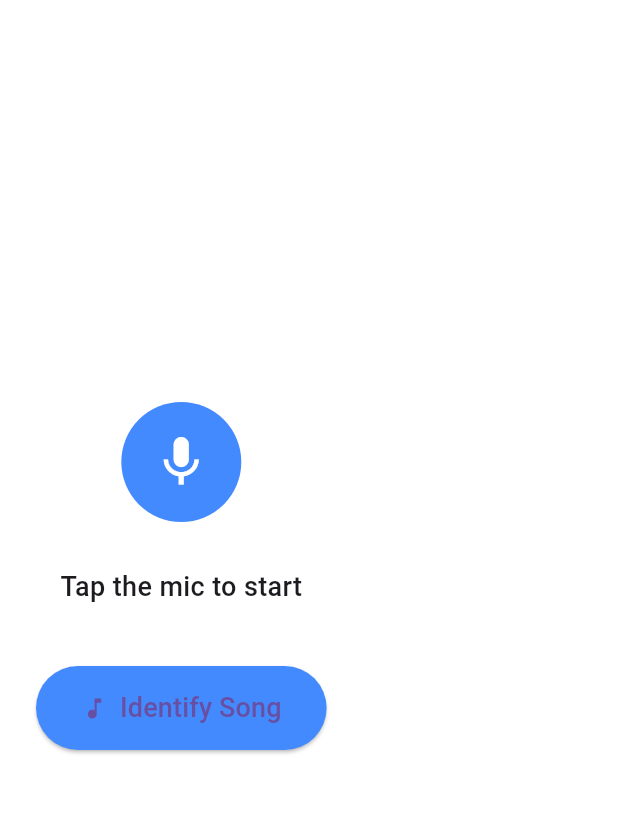
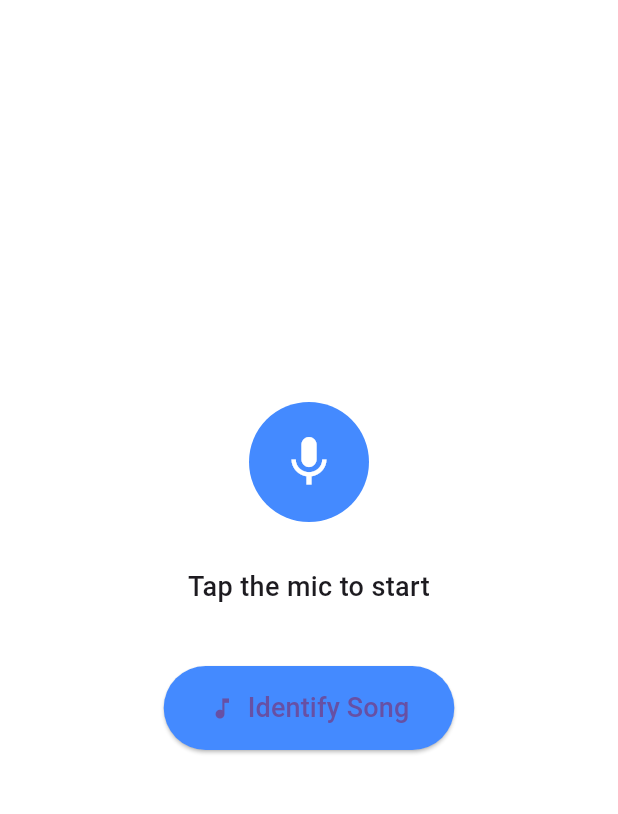
Before and after one commit to Ajayrawat17/TuneSpyApp, a Flutter app: the screen it shows after launch, on a phone screen of 412 x 824 dp, the part 84-898 px from its top. Run offline on Flutter 3.47's test engine with Material 3 defaults, Android fonts, the phone set to English and light mode, and no system bars; our stand-ins replace permission_handler; missing offline and left inert: flutter_sound.

Commit message:
new changes

```diff
--- a/tunespyfrontend/lib/screens/home_screen.dart
+++ b/tunespyfrontend/lib/screens/home_screen.dart
@@ -208,21 +208,30 @@ class _HomeScreenState extends State<HomeScreen>
         title: Text('TuneSpy'),
         backgroundColor: Colors.blueAccent,
       ),
-      body: Padding(
+      body: Center(
+        child: Padding(
           padding: const EdgeInsets.symmetric(horizontal: 24.0),
           child: Column(
+            mainAxisSize: MainAxisSize.min,
             mainAxisAlignment: MainAxisAlignment.center,
+            crossAxisAlignment: CrossAxisAlignment.center,
             children: [
               buildMicButton(),
               SizedBox(height: 30),
               Text(
-              isRecording ? "Recording in progress..." : "Tap the mic to start",
+                isRecording
+                    ? "Recording in progress..."
+                    : "Tap the mic to start",
                 style: TextStyle(fontSize: 18, fontWeight: FontWeight.w500),
+                textAlign: TextAlign.center,
               ),
               SizedBox(height: 40),
               ElevatedButton.icon(
                 style: ElevatedButton.styleFrom(
-                padding: EdgeInsets.symmetric(horizontal: 30.0, vertical: 15.0),
+                  padding: EdgeInsets.symmetric(
+                    horizontal: 30.0,
+                    vertical: 15.0,
+                  ),
                   shape: RoundedRectangleBorder(
                     borderRadius: BorderRadius.circular(30),
                   ),
@@ -235,6 +244,7 @@ class _HomeScreenState extends State<HomeScreen>
             ],
           ),
         ),
+      ),
     );
   }
 }
```
Also changed, not shown: 1 other file. Lines whose indentation alone changed are shown as unchanged.
